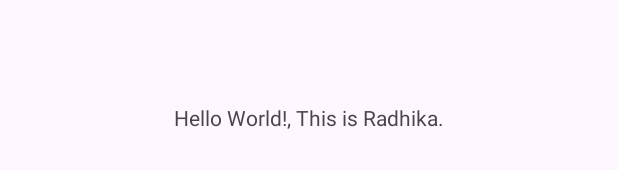
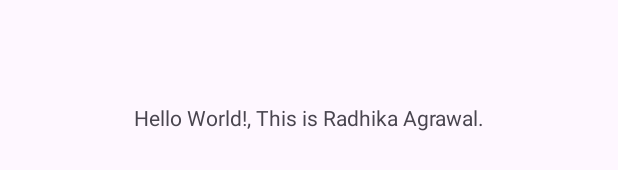
Before and after one commit to Radhikaag2006/CarboMetric-Algoverse, an Android app: the layout activity_main.xml on its own in the app's theme, with its tools: preview values and no code run, on a phone screen of 412 x 824 dp. Shown: the part 501-671 px from the top of the screen. Run offline under Robolectric (Android 15) with nearby library versions, the phone set to English and light mode, and no system bars.

Commit message:
first commit

```diff
--- a/app/src/main/res/layout/activity_main.xml
+++ b/app/src/main/res/layout/activity_main.xml
@@ -10,7 +10,7 @@
     <TextView
         android:layout_width="wrap_content"
         android:layout_height="wrap_content"
-        android:text="Hello World!, This is Radhika."
+        android:text="Hello World!, This is Radhika Agrawal."
         app:layout_constraintBottom_toBottomOf="parent"
         app:layout_constraintEnd_toEndOf="parent"
         app:layout_constraintStart_toStartOf="parent"
```
